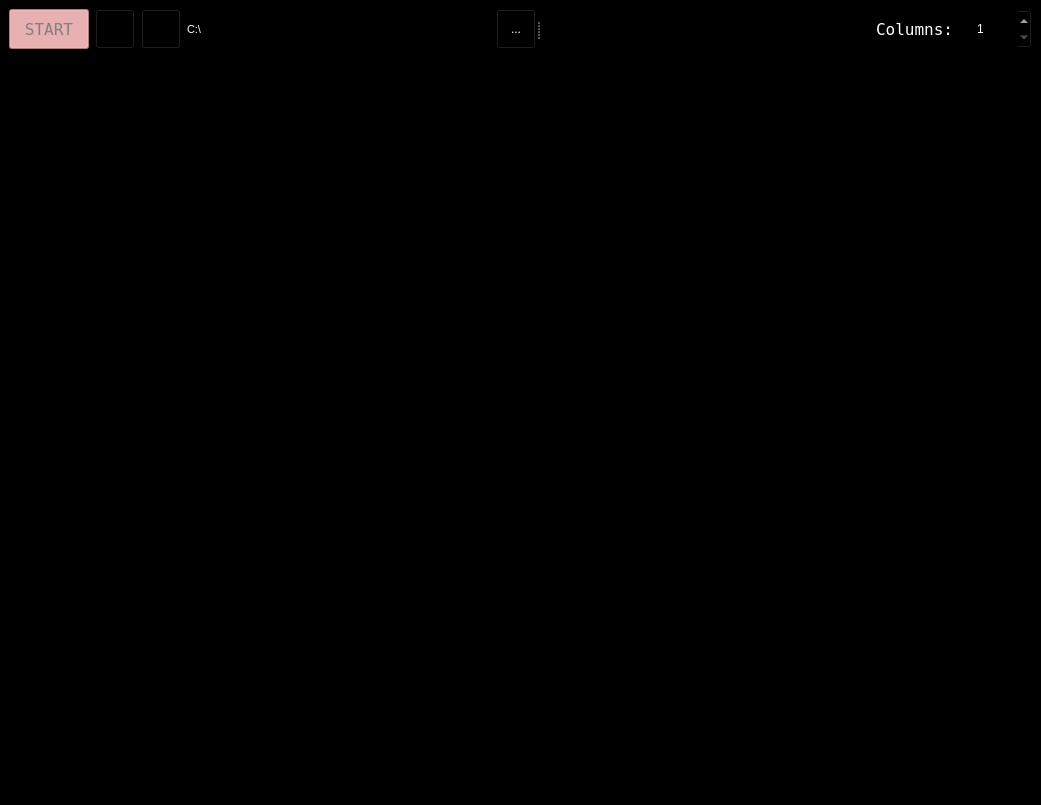
Before: the Qt Designer form ui/mainWindow.ui in AllenNeuralDynamics/parallax, drawn with Qt 5.
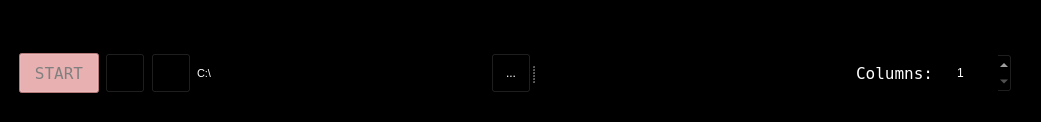
After: the same form once the commit is applied. Icons and pictures are not drawn.

Commit message: Stage UI can be collapsible

Diff of the .ui file:
```diff
--- a/ui/mainWindow.ui
+++ b/ui/mainWindow.ui
@@ -7,7 +7,7 @@
     <x>0</x>
     <y>0</y>
     <width>1041</width>
-    <height>805</height>
+    <height>122</height>
    </rect>
   </property>
   <property name="minimumSize">
@@ -50,35 +50,33 @@
   <widget class="QWidget" name="centralwidget">
    <layout class="QGridLayout" name="gridLayout_2">
     <item row="1" column="0">
-     <layout class="QHBoxLayout" name="horizontalLayout">
+     <layout class="QVBoxLayout" name="verticalLayout_4">
+      <property name="leftMargin">
+       <number>10</number>
+      </property>
+      <property name="topMargin">
+       <number>35</number>
+      </property>
+      <property name="rightMargin">
+       <number>20</number>
+      </property>
+      <property name="bottomMargin">
+       <number>10</number>
+      </property>
       <item>
-       <widget class="QScrollArea" name="scrollArea">
-        <property name="font">
-         <font>
-          <family>Arial</family>
-          <pointsize>12</pointsize>
-         </font>
-        </property>
-        <property name="widgetResizable">
-         <bool>true</bool>
-        </property>
-        <widget class="QWidget" name="scrollAreaWidgetContents">
-         <property name="geometry">
-          <rect>
-           <x>0</x>
-           <y>0</y>
-           <width>1019</width>
-           <height>692</height>
-          </rect>
-         </property>
-         <layout class="QGridLayout" name="gridLayout"/>
-        </widget>
-       </widget>
-      </item>
-     </layout>
-    </item>
-    <item row="0" column="0">
      <widget class="QSplitter" name="splitter">
+        <property name="sizePolicy">
+         <sizepolicy hsizetype="Expanding" vsizetype="Maximum">
+          <horstretch>0</horstretch>
+          <verstretch>0</verstretch>
+         </sizepolicy>
+        </property>
+        <property name="maximumSize">
+         <size>
+          <width>16777215</width>
+          <height>16777215</height>
+         </size>
+        </property>
       <property name="orientation">
        <enum>Qt::Horizontal</enum>
       </property>
@@ -209,6 +207,12 @@
         </item>
         <item>
          <widget class="QLabel" name="dirLabel">
+            <property name="maximumSize">
+             <size>
+              <width>16777215</width>
+              <height>40</height>
+             </size>
+            </property>
           <property name="font">
            <font>
             <pointsize>8</pointsize>
@@ -321,18 +325,9 @@
      </widget>
     </item>
    </layout>
+    </item>
+   </layout>
   </widget>
-  <widget class="QMenuBar" name="menubar">
-   <property name="geometry">
-    <rect>
-     <x>0</x>
-     <y>0</y>
-     <width>1041</width>
-     <height>22</height>
-    </rect>
-   </property>
-  </widget>
-  <widget class="QStatusBar" name="statusbar"/>
  </widget>
  <resources/>
  <connections/>
```
Lines whose indentation alone changed are shown as unchanged. The commit also changes 4 other files.
